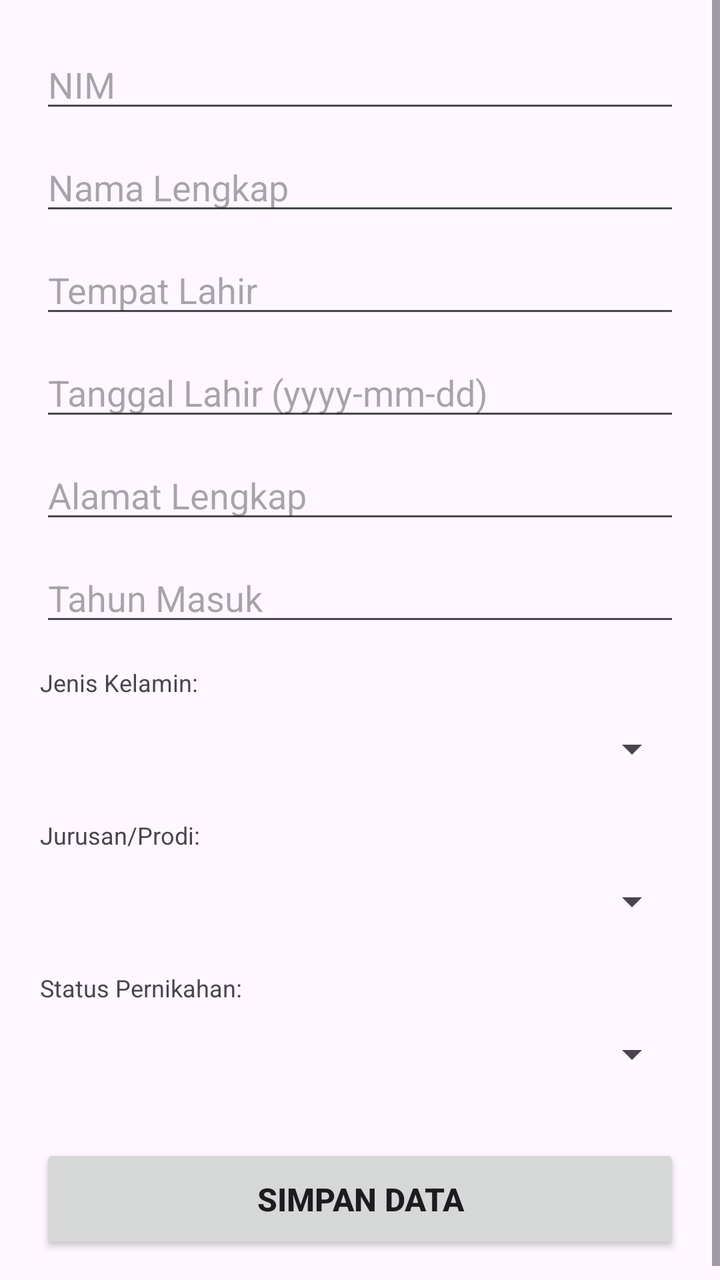
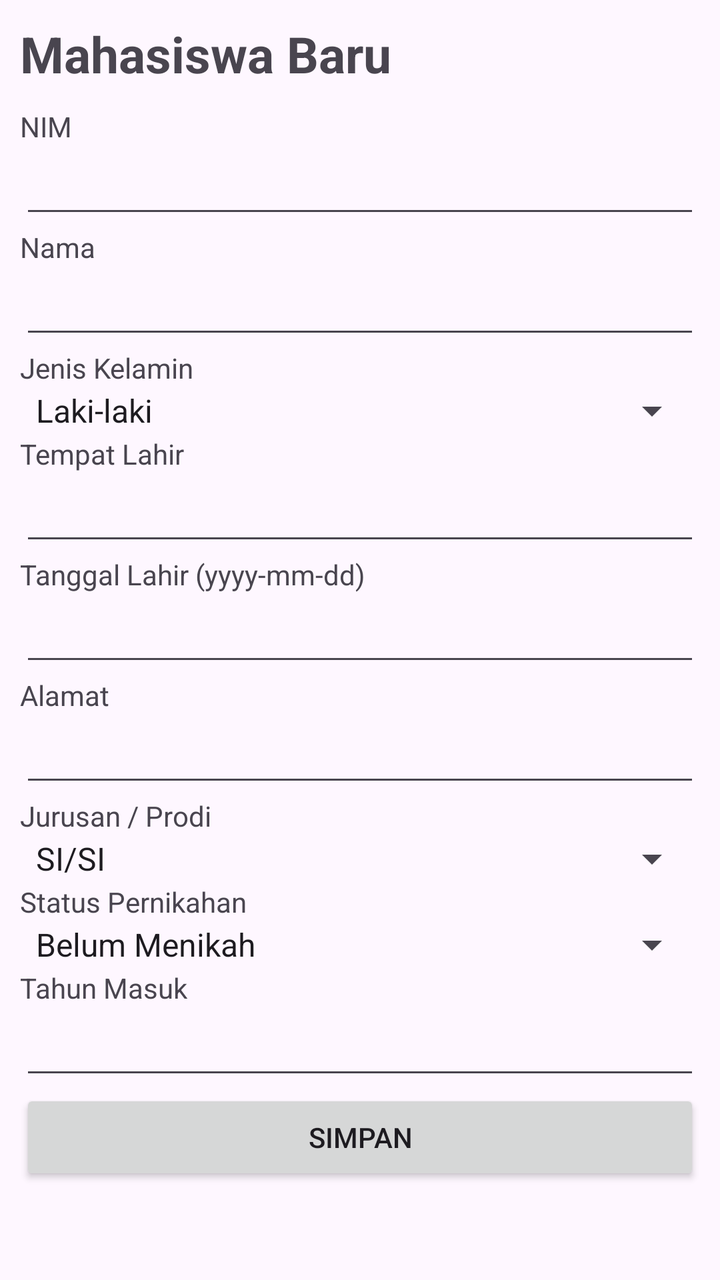

An Android layout rendered at two revisions. The XML below is the earlier revision; the diff shows what the commit changed to produce the second picture.
<!-- AndroidManifest.xml: application theme Theme.Login -->
<!-- res/layout/activity_tambah_mahasiswa.xml -->
<?xml version="1.0" encoding="utf-8"?>
<ScrollView xmlns:android="http://schemas.android.com/apk/res/android"
    android:layout_width="match_parent"
    android:layout_height="match_parent"
    android:fillViewport="true">

    <LinearLayout
        android:layout_width="match_parent"
        android:layout_height="wrap_content"
        android:orientation="vertical"
        android:padding="20dp">

        <EditText android:id="@+id/etNim" android:layout_width="match_parent" android:layout_height="wrap_content" android:hint="NIM" android:layout_marginBottom="10dp" />
        <EditText android:id="@+id/etNama" android:layout_width="match_parent" android:layout_height="wrap_content" android:hint="Nama Lengkap" android:layout_marginBottom="10dp" />
        <EditText android:id="@+id/etTempatLahir" android:layout_width="match_parent" android:layout_height="wrap_content" android:hint="Tempat Lahir" android:layout_marginBottom="10dp" />
        <EditText android:id="@+id/etTanggalLahir" android:layout_width="match_parent" android:layout_height="wrap_content" android:hint="Tanggal Lahir (yyyy-mm-dd)" android:inputType="date" android:layout_marginBottom="10dp" />
        <EditText android:id="@+id/etAlamat" android:layout_width="match_parent" android:layout_height="wrap_content" android:hint="Alamat Lengkap" android:layout_marginBottom="10dp" />
        <EditText android:id="@+id/etTahunMasuk" android:layout_width="match_parent" android:layout_height="wrap_content" android:hint="Tahun Masuk" android:inputType="number" android:layout_marginBottom="10dp" />

        <TextView android:layout_width="match_parent" android:layout_height="wrap_content" android:text="Jenis Kelamin:" android:textSize="12sp" android:layout_marginTop="5dp"/>
        <Spinner android:id="@+id/spJenisKelamin" android:layout_width="match_parent" android:layout_height="50dp" android:layout_marginBottom="10dp" />

        <TextView android:layout_width="match_parent" android:layout_height="wrap_content" android:text="Jurusan/Prodi:" android:textSize="12sp" />
        <Spinner android:id="@+id/spJurusan" android:layout_width="match_parent" android:layout_height="50dp" android:layout_marginBottom="10dp" />

        <TextView android:layout_width="match_parent" android:layout_height="wrap_content" android:text="Status Pernikahan:" android:textSize="12sp" />
        <Spinner android:id="@+id/spStatusNikah" android:layout_width="match_parent" android:layout_height="50dp" android:layout_marginBottom="20dp" />

        <Button
            android:id="@+id/btnSimpan"
            android:layout_width="match_parent"
            android:layout_height="55dp"
            android:text="SIMPAN DATA"
            android:textSize="16sp"
            android:textStyle="bold" />

    </LinearLayout>
</ScrollView>
<!-- resources referenced by this layout -->
<resources>
  <style name="Theme.Login" parent="Base.Theme.Login" />
  <style name="Base.Theme.Login" parent="Theme.Material3.DayNight.NoActionBar">
          
          
      </style>
</resources>

<!-- the commit's change to res/layout/activity_tambah_mahasiswa.xml (unified diff, before → after) -->
@@ -1,38 +1,131 @@
 <?xml version="1.0" encoding="utf-8"?>
-<ScrollView xmlns:android="http://schemas.android.com/apk/res/android"
+<ScrollView
+    xmlns:android="http://schemas.android.com/apk/res/android"
+    xmlns:app="http://schemas.android.com/apk/res-auto"
+    xmlns:tools="http://schemas.android.com/tools"
     android:layout_width="match_parent"
     android:layout_height="match_parent"
-    android:fillViewport="true">
+    tools:context=".addMahasiswaActivity">
 
     <LinearLayout
+        android:id="@+id/match_parent"
         android:layout_width="match_parent"
-        android:layout_height="wrap_content"
+        android:layout_height="match_parent"
         android:orientation="vertical"
-        android:padding="20dp">
+        android:padding="10dp">
 
-        <EditText android:id="@+id/etNim" android:layout_width="match_parent" android:layout_height="wrap_content" android:hint="NIM" android:layout_marginBottom="10dp" />
-        <EditText android:id="@+id/etNama" android:layout_width="match_parent" android:layout_height="wrap_content" android:hint="Nama Lengkap" android:layout_marginBottom="10dp" />
-        <EditText android:id="@+id/etTempatLahir" android:layout_width="match_parent" android:layout_height="wrap_content" android:hint="Tempat Lahir" android:layout_marginBottom="10dp" />
-        <EditText android:id="@+id/etTanggalLahir" android:layout_width="match_parent" android:layout_height="wrap_content" android:hint="Tanggal Lahir (yyyy-mm-dd)" android:inputType="date" android:layout_marginBottom="10dp" />
-        <EditText android:id="@+id/etAlamat" android:layout_width="match_parent" android:layout_height="wrap_content" android:hint="Alamat Lengkap" android:layout_marginBottom="10dp" />
-        <EditText android:id="@+id/etTahunMasuk" android:layout_width="match_parent" android:layout_height="wrap_content" android:hint="Tahun Masuk" android:inputType="number" android:layout_marginBottom="10dp" />
+        <TextView
+            android:layout_width="wrap_content"
+            android:layout_height="wrap_content"
+            android:layout_marginBottom="10dp"
+            android:text="Mahasiswa Baru"
+            android:textSize="25sp"
+            android:textStyle="bold" />
 
-        <TextView android:layout_width="match_parent" android:layout_height="wrap_content" android:text="Jenis Kelamin:" android:textSize="12sp" android:layout_marginTop="5dp"/>
-        <Spinner android:id="@+id/spJenisKelamin" android:layout_width="match_parent" android:layout_height="50dp" android:layout_marginBottom="10dp" />
+        <TextView
+            android:layout_width="wrap_content"
+            android:layout_height="wrap_content"
+            android:text="NIM" />
 
-        <TextView android:layout_width="match_parent" android:layout_height="wrap_content" android:text="Jurusan/Prodi:" android:textSize="12sp" />
-        <Spinner android:id="@+id/spJurusan" android:layout_width="match_parent" android:layout_height="50dp" android:layout_marginBottom="10dp" />
+        <EditText
+            android:id="@+id/nimEditText"
+            android:layout_width="match_parent"
+            android:layout_height="wrap_content"
+            android:inputType="number" />
 
-        <TextView android:layout_width="match_parent" android:layout_height="wrap_content" android:text="Status Pernikahan:" android:textSize="12sp" />
-        <Spinner android:id="@+id/spStatusNikah" android:layout_width="match_parent" android:layout_height="50dp" android:layout_marginBottom="20dp" />
+        <TextView
+            android:layout_width="wrap_content"
+            android:layout_height="wrap_content"
+            android:text="Nama" />
+
+        <EditText
+            android:id="@+id/namaEditText"
+            android:layout_width="match_parent"
+            android:layout_height="wrap_content"
+            android:inputType="textCapWords" />
+
+        <TextView
+            android:layout_width="wrap_content"
+            android:layout_height="wrap_content"
+            android:text="Jenis Kelamin" />
+
+        <Spinner
+            android:id="@+id/jenisKelaminSpinner"
+            android:layout_width="match_parent"
+            android:layout_height="wrap_content"
+            android:entries="@array/jenisKelaminArray" />
+
+        <TextView
+            android:layout_width="wrap_content"
+            android:layout_height="wrap_content"
+            android:text="Tempat Lahir" />
+
+        <EditText
+            android:id="@+id/tempatLahirEditText"
+            android:layout_width="match_parent"
+            android:inputType="textCapWords"
+            android:layout_height="wrap_content" />
+
+        <TextView
+            android:layout_width="wrap_content"
+            android:layout_height="wrap_content"
+            android:text="Tanggal Lahir (yyyy-mm-dd)" />
+
+        <EditText
+            android:id="@+id/tanggalLahirEditText"
+            android:layout_width="match_parent"
+            android:layout_height="wrap_content"
+            android:inputType="date" />
+
+        <TextView
+            android:layout_width="wrap_content"
+            android:layout_height="wrap_content"
+            android:text="Alamat" />
+
+        <EditText
+            android:id="@+id/alamatEditText"
+            android:layout_width="match_parent"
+            android:inputType="textCapSentences"
+            android:layout_height="wrap_content" />
+
+        <TextView
+            android:layout_width="wrap_content"
+            android:layout_height="wrap_content"
+            android:text="Jurusan / Prodi" />
+
+        <Spinner
+            android:id="@+id/jpSpinner"
+            android:layout_width="match_parent"
+            android:layout_height="wrap_content"
+            android:entries="@array/jpArray" />
+
+        <TextView
+            android:layout_width="wrap_content"
+            android:layout_height="wrap_content"
+            android:text="Status Pernikahan" />
+
+        <Spinner
+            android:id="@+id/statusNikahSpinner"
+            android:layout_width="match_parent"
+            android:layout_height="wrap_content"
+            android:entries="@array/statusNikahArray" />
+
+        <TextView
+            android:layout_width="wrap_content"
+            android:layout_height="wrap_content"
+            android:text="Tahun Masuk" />
+
+        <EditText
+            android:layout_width="match_parent"
+            android:layout_height="wrap_content"
+            android:inputType="number"
+            android:id="@+id/tahunMasukEditText" />
 
         <Button
-            android:id="@+id/btnSimpan"
             android:layout_width="match_parent"
-            android:layout_height="55dp"
-            android:text="SIMPAN DATA"
-            android:textSize="16sp"
-            android:textStyle="bold" />
+            android:layout_height="wrap_content"
+            android:text="Simpan"
+            android:id="@+id/saveButton" />
 
     </LinearLayout>
 </ScrollView>
<!-- resource entries referenced after the edit -->
@@ -1,5 +1,19 @@
 <!-- resources referenced by this layout -->
 <resources>
+  <string-array name="jenisKelaminArray">
+          <item>Laki-laki</item>
+          <item>Perempuan</item>
+      </string-array>
+  <string-array name="jpArray">
+          <item>SI/SI</item>
+          <item>TI/TI</item>
+      </string-array>
+  <string-array name="statusNikahArray">
+          <item>Belum Menikah</item>
+          <item>Menikah</item>
+          <item>Duda</item>
+          <item>Janda</item>
+      </string-array>
   <style name="Theme.Login" parent="Base.Theme.Login" />
   <style name="Base.Theme.Login" parent="Theme.Material3.DayNight.NoActionBar">
           
